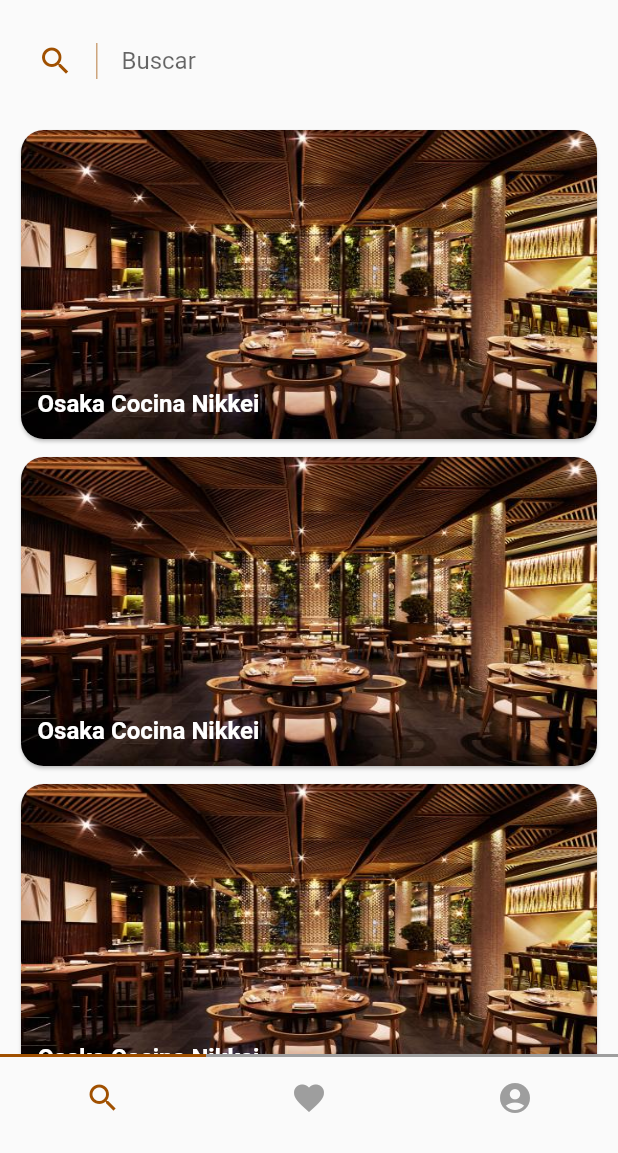
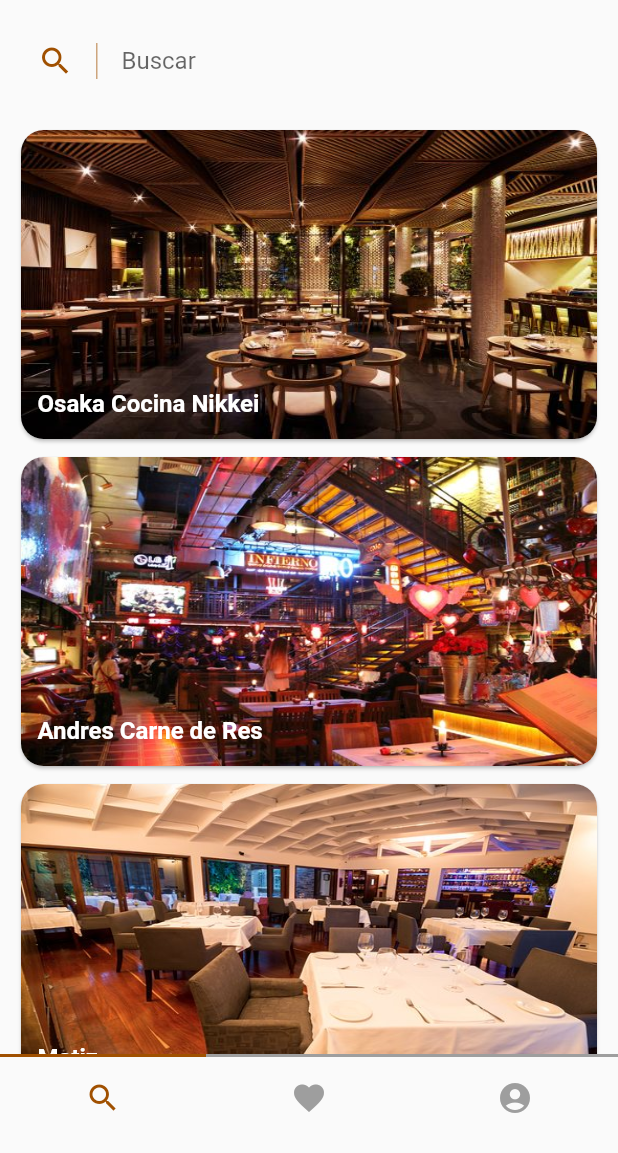
Before and after one commit to jeallomolm/flutter_app_catalogo, a Flutter app: the screen it shows after launch, on a phone screen of 412 x 824 dp, the part 83-1236 px from its top. Run offline on Flutter 3.47's test engine with Material 2 defaults, Android fonts, the phone set to English and light mode, and no system bars.

Commit message:
Agregados restaurants de prueba (local data)

```diff
--- /dev/null
+++ b/lib/data/restaurants.dart
@@ -0,0 +1,26 @@
+import 'package:flutter_app_catalogo/models/models.dart';
+
+final List<Restaurant> restaurantsData = [
+  Restaurant(
+      "Osaka Cocina Nikkei",
+      "12:00 PM - 11:30 PM Todos los días",
+      "Carrera 13 85 25, Bogota 110221 Colombia",
+      4.5,
+      "osaka_cocina_nikkei.png"),
+  Restaurant(
+      "Andres Carne de Res",
+      "12:00 PM - 03:00 AM Todos los días",
+      "Calle 82 No 12-21 Zona Rosa, Bogota 110221 Colombia",
+      4.5,
+      "andres-carne-de-res.png"),
+  Restaurant("Matiz", "12:00 PM - 10:00 PM Todos los días",
+      "Barrio Chico Calle 95 11a 17, Bogota 110221 Colombia", 4.5, "matiz.png"),
+  Restaurant("La Mar Cebicheria", "12:00 PM - 11:30 PM Todos los días",
+      "Calle 119B # 6-01, Bogota Colombia", 4.2, "la-mar-cebicheria.png"),
+  Restaurant(
+      "Cuzco",
+      "12:00 PM - 11:30 PM Todos los días",
+      "Carrera 13 93a - 31 Parque de la 93, Bogota 110221 Colombia",
+      4.0,
+      "cuzco.png"),
+];
--- a/lib/models/models.dart
+++ b/lib/models/models.dart
@@ -1 +1,2 @@
 export 'user.dart';
+export 'restaurant.dart';
--- /dev/null
+++ b/lib/models/restaurant.dart
@@ -0,0 +1,19 @@
+class Restaurant {
+  String _name;
+  String _image;
+  String _horario;
+  String _direccion;
+  double _calificacion;
+
+  Restaurant(this._name, this._horario, this._direccion, this._calificacion, this._image);
+
+  String get name => _name;
+
+  String get horario => _horario;
+
+  double get calificacion => _calificacion;
+
+  String get direccion => _direccion;
+
+  String get image => _image;
+}
--- a/lib/widgets/restaurant_item.dart
+++ b/lib/widgets/restaurant_item.dart
@@ -2,6 +2,11 @@
 import 'package:flutter_app_catalogo/config/config.dart';
 
 class RestaurantItem extends StatelessWidget {
+  final String name;
+  final String image;
+
+  RestaurantItem(this.name, this.image);
+
   @override
   Widget build(BuildContext context) {
     return Container(
@@ -18,8 +23,7 @@
               child: FittedBox(
                 fit: BoxFit.fill,
                 child: Image(
-                  image:
-                      AssetImage("images/restaurants/osaka_cocina_nikkei.png"),
+                  image: AssetImage("images/restaurants/" + image),
                 ),
               ),
             ),
@@ -29,8 +33,7 @@
           height: (MediaQuery.of(context).size.height / 4.0) - 10.0,
           alignment: Alignment.bottomLeft,
           margin: EdgeInsets.only(left: 15.0),
-          child:
-              Text("Osaka Cocina Nikkei", style: TextStyles.RestaurantItemText),
+          child: Text(name, style: TextStyles.RestaurantItemText),
         ),
       ]),
     );
--- a/lib/widgets/restaurants_list.dart
+++ b/lib/widgets/restaurants_list.dart
@@ -1,6 +1,10 @@
 import 'package:flutter/material.dart';
 import 'package:flutter_app_catalogo/config/config.dart';
+import 'package:flutter_app_catalogo/data/restaurants.dart';
+import 'package:flutter_app_catalogo/models/restaurant.dart';
 import 'package:flutter_app_catalogo/widgets/widgets.dart';
+
+List<RestaurantItem> restaurants = [];
 
 class RestaurantsList extends StatelessWidget {
   @override
@@ -32,14 +36,7 @@
           child: SingleChildScrollView(
             child: Container(
               child: Column(
-                children: [
-                  RestaurantItem(),
-                  RestaurantItem(),
-                  RestaurantItem(),
-                  RestaurantItem(),
-                  RestaurantItem(),
-                  RestaurantItem(),
-                ],
+                children: restaurants,
               ),
             ),
           ),
@@ -47,4 +44,14 @@
       ],
     );
   }
+
+  RestaurantsList() {
+    if (restaurants.isEmpty) {
+      int i;
+      for (i = 0; i < restaurantsData.length; i++) {
+        restaurants.add(
+            RestaurantItem(restaurantsData[i].name, restaurantsData[i].image));
+      }
+    }
+  }
 }
```
Also changed, not shown: images/restaurants/andres-carne-de-res.png (added), images/restaurants/cuzco.png (added), images/restaurants/la-mar-cebicheria.png (added), images/restaurants/matiz.png (added).
